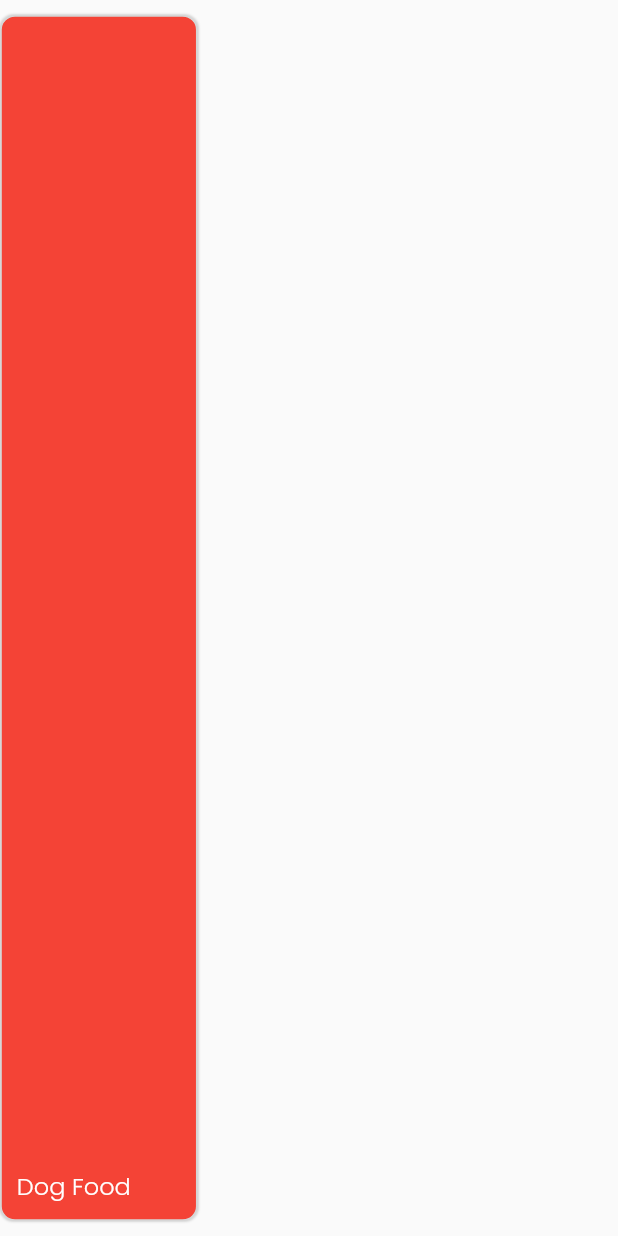
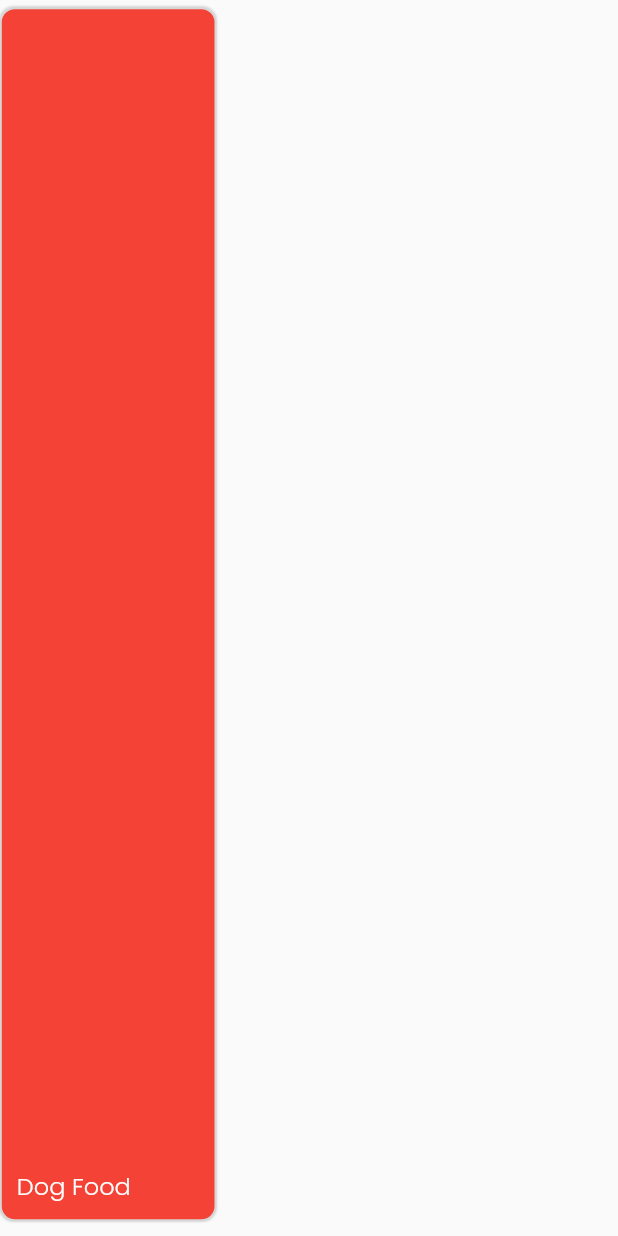
Before and after one commit to shashwatS22/petzAppUI, a Flutter app: the FoodCategoryItem widget shown alone on an empty page, opened directly, on a phone screen of 412 x 824 dp. Run offline on Flutter 3.47's test engine with Material 2 defaults, Android fonts, the phone set to English and light mode, and no system bars; our stand-ins replace cached_network_image, dotted_border, dotted_decoration, flutter_inner_drawer, flutter_rating_bar, flutter_svg and 6 more; missing offline and left inert: video_thumbnail; network calls fail.

Commit message:
Shop screen changes

```diff
--- a/lib/widgets/shop_now_screen_widgets/shop_now_brands_list_item.dart
+++ b/lib/widgets/shop_now_screen_widgets/shop_now_brands_list_item.dart
@@ -11,10 +11,10 @@ class ShopNowBrandsListItem extends StatelessWidget {
   Widget build(BuildContext context) {
     var mq = MediaQuery.of(context).size;
     return Padding(
-      padding: const EdgeInsets.only(right: 10.0, top: 10, bottom: 10),
+      padding: const EdgeInsets.only(right: 10.0, top: 5, bottom: 10),
       child: Container(
         // height: mq.height * 0.1,
-        width: mq.width * 0.32,
+        width: mq.width * 0.35,
         decoration: BoxDecoration(
           image: DecorationImage(
               image: AssetImage(brand.image), fit: BoxFit.cover),
--- a/lib/widgets/shop_now_screen_widgets/shop_now_food_category_list.dart
+++ b/lib/widgets/shop_now_screen_widgets/shop_now_food_category_list.dart
@@ -52,10 +52,10 @@ class FoodCategoryItem extends StatelessWidget {
   Widget build(BuildContext context) {
     var mq = MediaQuery.of(context).size;
     return Padding(
-      padding: const EdgeInsets.only(right: 10, top: 10, bottom: 10),
+      padding: const EdgeInsets.only(right: 10, top: 5, bottom: 10),
       child: Container(
         // height: mq.height * 0.1,
-        width: mq.width * 0.32,
+        width: mq.width * 0.35,
         alignment: Alignment.bottomLeft,
         padding: EdgeInsets.all(10),
 
```
